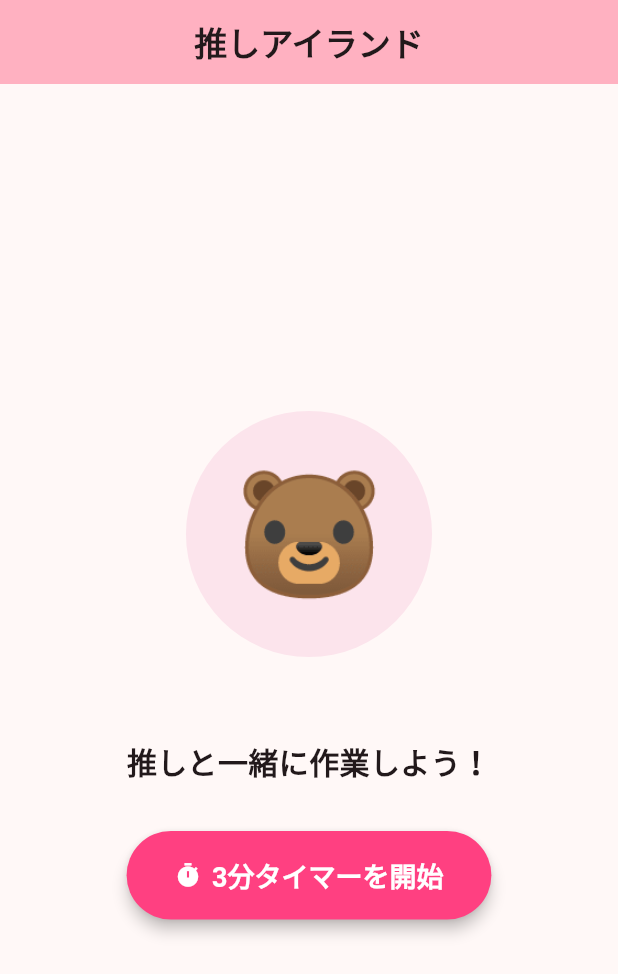
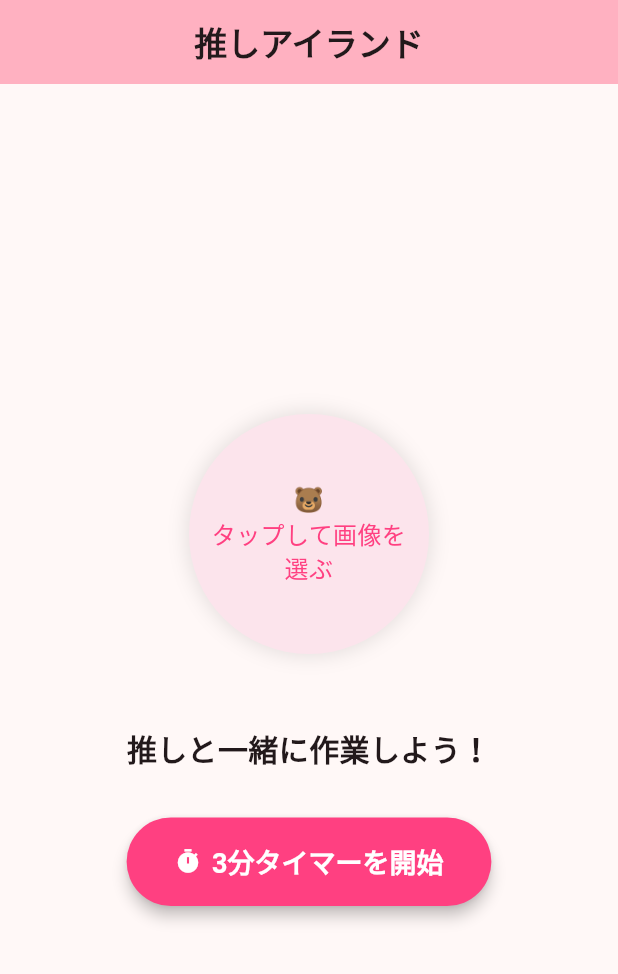
Before and after one commit to shima2005/oshi_island, a Flutter app: the screen it shows after launch, on a phone screen of 412 x 824 dp. Shown: the top 974 px of the screen. Run offline on Flutter 3.47's test engine with Material 3 defaults, Android fonts, the light colour scheme and no system bars; our stand-ins replace image_picker; missing offline and left inert: live_activities; Roboto replaces fonts that are missing (M_PLUS_Rounded_1c).

Commit message:
feat: Add iOS Live Activity support with OshiWidget and dynamic island UI, integrating new plugins and app logic.

```diff
--- a/lib/main.dart
+++ b/lib/main.dart
@@ -1,5 +1,5 @@
 import 'package:flutter/material.dart';
-import 'package:live_activities/live_activities.dart';
+import 'package:oshi_island/screens/home_screen.dart';
 
 void main() {
   runApp(const MyApp());
@@ -18,169 +18,9 @@ class MyApp extends StatelessWidget {
           brightness: Brightness.light,
         ),
         useMaterial3: true,
-        fontFamily:
-            'M_PLUS_Rounded_1c', // Assuming a rounded font is nice if added later
+        fontFamily: 'M_PLUS_Rounded_1c',
       ),
-      home: const OshiTestScreen(),
+      home: const HomeScreen(),
     );
   }
 }
-
-class OshiTestScreen extends StatefulWidget {
-  const OshiTestScreen({super.key});
-
-  @override
-  State<OshiTestScreen> createState() => _OshiTestScreenState();
-}
-
-class _OshiTestScreenState extends State<OshiTestScreen> {
-  final _liveActivitiesPlugin = LiveActivities();
-  String? _activityId;
-  bool _isTimerActive = false;
-
-  @override
-  void initState() {
-    super.initState();
-    // ⚠️ご自身のApp Group IDを指定
-    _liveActivitiesPlugin.init(appGroupId: 'group.com.shima.oshiisland');
-  }
-
-  Future<void> _startTimer() async {
-    try {
-      // 現在時刻から3分後のタイムスタンプ（秒）を取得
-      final endTime =
-          DateTime.now()
-              .add(const Duration(minutes: 3))
-              .millisecondsSinceEpoch /
-          1000.0;
-
-      // live_activities パッケージは内部でデータをApp Group（UserDefaults）に保存してくれる
-      final activityId = await _liveActivitiesPlugin.createActivity(
-        'oshi_timer',
-        {'oshiName': 'ダッフィー', 'message': '集中してて偉い！', 'endTime': endTime},
-      );
-
-      setState(() {
-        _activityId = activityId;
-        _isTimerActive = true;
-      });
-
-      if (mounted) {
-        ScaffoldMessenger.of(context).showSnackBar(
-          const SnackBar(
-            content: Text('島に推しが遊びに来ました🏝️'),
-            behavior: SnackBarBehavior.floating,
-          ),
-        );
-      }
-    } catch (e) {
-      if (mounted) {
-        ScaffoldMessenger.of(
-          context,
-        ).showSnackBar(SnackBar(content: Text('エラーが発生しました: $e')));
-      }
-    }
-  }
-
-  Future<void> _endTimer() async {
-    try {
-      if (_activityId != null) {
-        await _liveActivitiesPlugin.endActivity(_activityId!);
-      } else {
-        await _liveActivitiesPlugin.endAllActivities();
-      }
-
-      setState(() {
-        _activityId = null;
-        _isTimerActive = false;
-      });
-
-      if (mounted) {
-        ScaffoldMessenger.of(context).showSnackBar(
-          const SnackBar(
-            content: Text('お疲れ様、またね！'),
-            behavior: SnackBarBehavior.floating,
-          ),
-        );
-      }
-    } catch (e) {
-      if (mounted) {
-        ScaffoldMessenger.of(
-          context,
-        ).showSnackBar(SnackBar(content: Text('エラー: $e')));
-      }
-    }
-  }
-
-  @override
-  Widget build(BuildContext context) {
-    return Scaffold(
-      appBar: AppBar(
-        title: const Text(
-          '推しアイランド',
-          style: TextStyle(fontWeight: FontWeight.bold),
-        ),
-        backgroundColor: Theme.of(context).colorScheme.inversePrimary,
-        centerTitle: true,
-      ),
-      body: Center(
-        child: Column(
-          mainAxisAlignment: MainAxisAlignment.center,
-          children: [
-            Container(
-              padding: const EdgeInsets.all(32),
-              decoration: BoxDecoration(
-                color: Colors.pink.shade50,
-                shape: BoxShape.circle,
-              ),
-              child: const Text('🐻', style: TextStyle(fontSize: 80)),
-            ),
-            const SizedBox(height: 48),
-            Text(
-              _isTimerActive ? '3分タイマー実行中...' : '推しと一緒に作業しよう！',
-              style: const TextStyle(fontSize: 20, fontWeight: FontWeight.w600),
-            ),
-            const SizedBox(height: 32),
-            if (!_isTimerActive)
-              ElevatedButton.icon(
-                onPressed: _startTimer,
-                icon: const Icon(Icons.timer),
-                label: const Text('3分タイマーを開始'),
-                style: ElevatedButton.styleFrom(
-                  padding: const EdgeInsets.symmetric(
-                    horizontal: 32,
-                    vertical: 16,
-                  ),
-                  textStyle: const TextStyle(
-                    fontSize: 18,
-                    fontWeight: FontWeight.bold,
-                  ),
-                  backgroundColor: Colors.pinkAccent,
-                  foregroundColor: Colors.white,
-                  elevation: 4,
-                ),
-              )
-            else
-              ElevatedButton.icon(
-                onPressed: _endTimer,
-                icon: const Icon(Icons.stop),
-                label: const Text('タイマーを終了'),
-                style: ElevatedButton.styleFrom(
-                  padding: const EdgeInsets.symmetric(
-                    horizontal: 32,
-                    vertical: 16,
-                  ),
-                  textStyle: const TextStyle(
-                    fontSize: 18,
-                    fontWeight: FontWeight.bold,
-                  ),
-                  backgroundColor: Colors.grey.shade300,
-                  foregroundColor: Colors.black87,
-                ),
-              ),
-          ],
-        ),
-      ),
-    );
-  }
-}
--- /dev/null
+++ b/lib/screens/home_screen.dart
@@ -0,0 +1,226 @@
+import 'dart:typed_data';
+import 'package:flutter/material.dart';
+import 'package:live_activities/live_activities.dart';
+import 'package:live_activities/models/live_activity_file.dart';
+import 'package:image_picker/image_picker.dart';
+
+class HomeScreen extends StatefulWidget {
+  const HomeScreen({super.key});
+
+  @override
+  State<HomeScreen> createState() => _HomeScreenState();
+}
+
+class _HomeScreenState extends State<HomeScreen> {
+  final _liveActivitiesPlugin = LiveActivities();
+  final _imagePicker = ImagePicker();
+  String? _activityId;
+  bool _isTimerActive = false;
+  Uint8List? _selectedImageBytes;
+
+  @override
+  void initState() {
+    super.initState();
+    _liveActivitiesPlugin.init(appGroupId: 'group.com.shima.oshiisland');
+  }
+
+  Future<void> _pickImage() async {
+    try {
+      final pickedFile = await _imagePicker.pickImage(
+        source: ImageSource.gallery,
+      );
+      if (pickedFile != null) {
+        final bytes = await pickedFile.readAsBytes();
+        setState(() {
+          _selectedImageBytes = bytes;
+        });
+      }
+    } catch (e) {
+      if (mounted) {
+        ScaffoldMessenger.of(
+          context,
+        ).showSnackBar(SnackBar(content: Text('画像選択エラー: $e')));
+      }
+    }
+  }
+
+  Future<void> _startTimer() async {
+    try {
+      final endTime =
+          DateTime.now()
+              .add(const Duration(minutes: 3))
+              .millisecondsSinceEpoch /
+          1000.0;
+
+      final Map<String, dynamic> activityData = {
+        'oshiName': '手元の推し',
+        'message': '集中してて偉い！',
+        'endTime': endTime,
+      };
+
+      if (_selectedImageBytes != null) {
+        activityData['image'] = LiveActivityFileFromMemory(
+          _selectedImageBytes!,
+          'oshi_avatar.png',
+        );
+      }
+
+      final activityId = await _liveActivitiesPlugin.createActivity(
+        'oshi_timer',
+        activityData,
+      );
+
+      setState(() {
+        _activityId = activityId;
+        _isTimerActive = true;
+      });
+
+      if (mounted) {
+        ScaffoldMessenger.of(context).showSnackBar(
+          const SnackBar(
+            content: Text('島に推しが遊びに来ました🏝️'),
+            behavior: SnackBarBehavior.floating,
+          ),
+        );
+      }
+    } catch (e) {
+      if (mounted) {
+        ScaffoldMessenger.of(
+          context,
+        ).showSnackBar(SnackBar(content: Text('エラーが発生しました: $e')));
+      }
+    }
+  }
+
+  Future<void> _endTimer() async {
+    try {
+      if (_activityId != null) {
+        await _liveActivitiesPlugin.endActivity(_activityId!);
+      } else {
+        await _liveActivitiesPlugin.endAllActivities();
+      }
+
+      setState(() {
+        _activityId = null;
+        _isTimerActive = false;
+      });
+
+      if (mounted) {
+        ScaffoldMessenger.of(context).showSnackBar(
+          const SnackBar(
+            content: Text('お疲れ様、またね！'),
+            behavior: SnackBarBehavior.floating,
+          ),
+        );
+      }
+    } catch (e) {
+      if (mounted) {
+        ScaffoldMessenger.of(
+          context,
+        ).showSnackBar(SnackBar(content: Text('エラー: $e')));
+      }
+    }
+  }
+
+  @override
+  Widget build(BuildContext context) {
+    return Scaffold(
+      appBar: AppBar(
+        title: const Text(
+          '推しアイランド',
+          style: TextStyle(fontWeight: FontWeight.bold),
+        ),
+        backgroundColor: Theme.of(context).colorScheme.inversePrimary,
+        centerTitle: true,
+      ),
+      body: Center(
+        child: Column(
+          mainAxisAlignment: MainAxisAlignment.center,
+          children: [
+            GestureDetector(
+              onTap: _pickImage,
+              child: Container(
+                width: 160,
+                height: 160,
+                decoration: BoxDecoration(
+                  color: Colors.pink.shade50,
+                  shape: BoxShape.circle,
+                  image:
+                      _selectedImageBytes != null
+                          ? DecorationImage(
+                            image: MemoryImage(_selectedImageBytes!),
+                            fit: BoxFit.cover,
+                          )
+                          : null,
+                  boxShadow: [
+                    BoxShadow(
+                      color: Colors.black.withAlpha(25),
+                      blurRadius: 10,
+                      spreadRadius: 2,
+                    ),
+                  ],
+                ),
+                child:
+                    _selectedImageBytes == null
+                        ? const Center(
+                          child: Text(
+                            '🐻\nタップして画像を\n選ぶ',
+                            textAlign: TextAlign.center,
+                            style: TextStyle(
+                              fontSize: 16,
+                              color: Colors.pinkAccent,
+                            ),
+                          ),
+                        )
+                        : null,
+              ),
+            ),
+            const SizedBox(height: 48),
+            Text(
+              _isTimerActive ? '3分タイマー実行中...' : '推しと一緒に作業しよう！',
+              style: const TextStyle(fontSize: 20, fontWeight: FontWeight.w600),
+            ),
+            const SizedBox(height: 32),
+            if (!_isTimerActive)
+              ElevatedButton.icon(
+                onPressed: _startTimer,
+                icon: const Icon(Icons.timer),
+                label: const Text('3分タイマーを開始'),
+                style: ElevatedButton.styleFrom(
+                  padding: const EdgeInsets.symmetric(
+                    horizontal: 32,
+                    vertical: 16,
+                  ),
+                  textStyle: const TextStyle(
+                    fontSize: 18,
+                    fontWeight: FontWeight.bold,
+                  ),
+                  backgroundColor: Colors.pinkAccent,
+                  foregroundColor: Colors.white,
+                  elevation: 4,
+                ),
+              )
+            else
+              ElevatedButton.icon(
+                onPressed: _endTimer,
+                icon: const Icon(Icons.stop),
+                label: const Text('タイマーを終了'),
+                style: ElevatedButton.styleFrom(
+                  padding: const EdgeInsets.symmetric(
+                    horizontal: 32,
+                    vertical: 16,
+                  ),
+                  textStyle: const TextStyle(
+                    fontSize: 18,
+                    fontWeight: FontWeight.bold,
+                  ),
+                  backgroundColor: Colors.grey.shade300,
+                  foregroundColor: Colors.black87,
+                ),
+              ),
+          ],
+        ),
+      ),
+    );
+  }
+}
--- a/pubspec.yaml
+++ b/pubspec.yaml
@@ -36,6 +36,7 @@ dependencies:
   cupertino_icons: ^1.0.8
   shared_preference_app_group: ^1.1.1
   live_activities: ^2.4.2
+  image_picker: ^1.2.1
 
 dev_dependencies:
   flutter_test:
```
Also changed, not shown: pubspec.lock, 7 other files.
